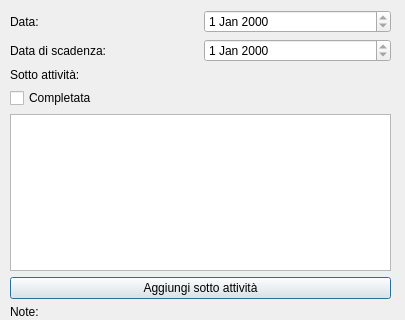
First picture: the form in activityview.ui, repository TommasoBotarelli/MyD14ry, before the edit; both pictures show x 0 to 405 and y 0 to 320 of the 405 by 529 pixel window.
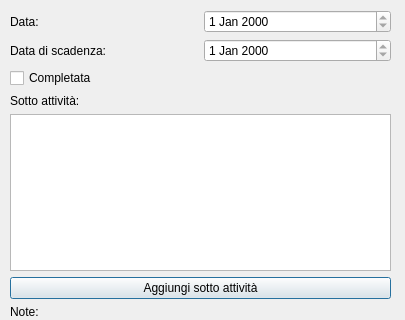
Second picture: the form after the edit.

Commit message: Implementato activityview.

The edit to the form file:
```diff
--- a/activityview.ui
+++ b/activityview.ui
@@ -61,6 +61,16 @@
         </item>
        </layout>
       </item>
+      <item>
+       <widget class="QCheckBox" name="CompletedCheckBox">
+        <property name="text">
+         <string>Completata</string>
+        </property>
+        <property name="checkable">
+         <bool>false</bool>
+        </property>
+       </widget>
+      </item>
       <item>
        <layout class="QHBoxLayout" name="horizontalLayout_3">
         <item>
@@ -72,16 +82,6 @@
         </item>
        </layout>
       </item>
-      <item>
-       <widget class="QCheckBox" name="CompletedCheckBox">
-        <property name="text">
-         <string>Completata</string>
-        </property>
-        <property name="checkable">
-         <bool>false</bool>
-        </property>
-       </widget>
-      </item>
      </layout>
     </item>
     <item>
```
The commit also changes 8 other files.
